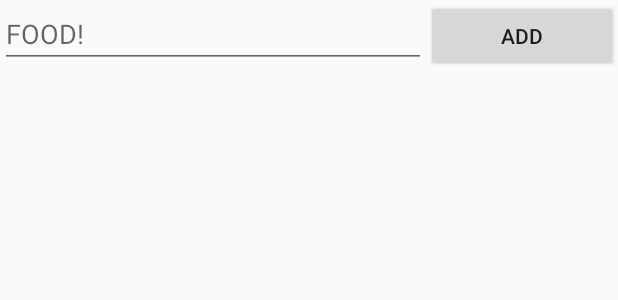
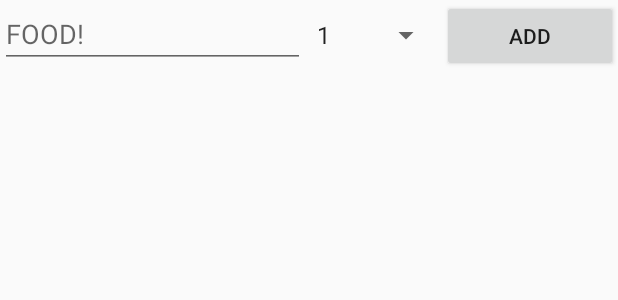
Before and after one commit to spaceRaccon/GroceryList, an Android app: the layout activity_main.xml on its own in the app's theme, with its tools: preview values and no code run, on a phone screen of 412 x 824 dp. Shown: the top 300 px of the screen. Run offline under Robolectric (Android 15) with nearby library versions, the phone set to English and light mode, and no system bars.

```diff
--- a/app/src/main/res/layout/activity_main.xml
+++ b/app/src/main/res/layout/activity_main.xml
@@ -18,9 +18,16 @@
             android:layout_width="wrap_content"
             android:layout_height="wrap_content"
             android:hint="@string/hint"
-            android:layout_weight="85"
+            android:layout_weight="75"
             android:id="@+id/addView" >
         </EditText>
+
+        <Spinner
+            android:layout_width="wrap_content"
+            android:layout_height="wrap_content"
+            android:entries="@array/quantity_array"
+            android:layout_weight="10"
+            android:id="@+id/spinner_quantity" />
 
         <Button
             android:layout_width="wrap_content"
@@ -47,4 +54,5 @@
 
     </LinearLayout>
 
+
 </LinearLayout>
--- a/app/src/main/res/values/strings.xml
+++ b/app/src/main/res/values/strings.xml
@@ -2,4 +2,13 @@
     <string name="app_name">GroceryList</string>
 
     <string name="hint">FOOD!</string>
+
+    <string-array name="quantity_array">
+        <item>1</item>
+        <item>2</item>
+        <item>3</item>
+        <item>4</item>
+        <item>5</item>
+        <item>6</item>
+    </string-array>
 </resources>
```
Also changed, not shown: app/src/main/java/jackrabbit/grocerylist/MainActivity.java (+31 -8 lines).
